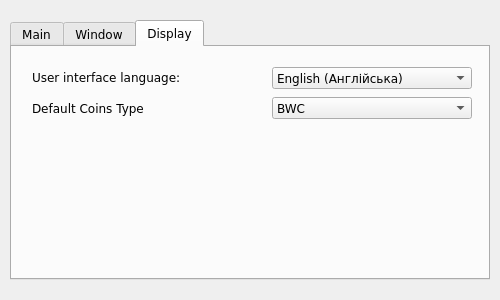
TemplateName56/Blockchain_Wallet, file client/gui/settings_form.ui: the form before one commit.
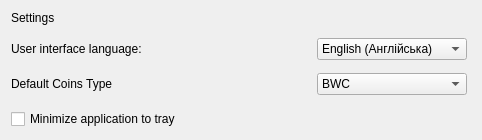
The form after the commit. The open tabs and pages were chosen to show the change.

Patch:
```diff
--- a/client/gui/settings_form.ui
+++ b/client/gui/settings_form.ui
@@ -6,8 +6,8 @@
    <rect>
     <x>0</x>
     <y>0</y>
-    <width>500</width>
-    <height>300</height>
+    <width>482</width>
+    <height>140</height>
    </rect>
   </property>
   <property name="sizePolicy">
@@ -17,92 +17,47 @@
    </sizepolicy>
   </property>
   <property name="font">
-   <font>
-    <family>Verdana</family>
-   </font>
+   <font/>
   </property>
   <property name="windowTitle">
    <string>Settings</string>
   </property>
-  <widget class="QTabWidget" name="tabWidget">
-   <property name="geometry">
-    <rect>
-     <x>10</x>
-     <y>20</y>
-     <width>480</width>
-     <height>260</height>
-    </rect>
-   </property>
-   <property name="currentIndex">
-    <number>1</number>
-   </property>
-   <widget class="QWidget" name="mainSettings">
-    <attribute name="title">
-     <string>Main</string>
-    </attribute>
-    <widget class="QLabel" name="label">
-     <property name="geometry">
-      <rect>
-       <x>20</x>
-       <y>20</y>
-       <width>281</width>
-       <height>20</height>
-      </rect>
-     </property>
+  <layout class="QVBoxLayout" name="verticalLayout">
+   <item>
+    <widget class="QLabel" name="settingsLabel">
      <property name="text">
-      <string>Default </string>
+      <string>Settings</string>
      </property>
     </widget>
-   </widget>
-   <widget class="QWidget" name="windowSettings">
-    <attribute name="title">
-     <string>Window</string>
-    </attribute>
-    <widget class="QCheckBox" name="trayCheckBox">
-     <property name="geometry">
-      <rect>
-       <x>20</x>
-       <y>20</y>
-       <width>400</width>
-       <height>20</height>
-      </rect>
-     </property>
-     <property name="text">
-      <string>Minimize application to tray</string>
-     </property>
-    </widget>
-   </widget>
-   <widget class="QWidget" name="Display">
-    <attribute name="title">
-     <string>Display</string>
-    </attribute>
+   </item>
+   <item>
+    <layout class="QFormLayout" name="formLayout">
+     <item row="0" column="0">
     <widget class="QLabel" name="languageLabel">
-     <property name="geometry">
-      <rect>
-       <x>20</x>
-       <y>20</y>
-       <width>231</width>
-       <height>20</height>
-      </rect>
-     </property>
      <property name="sizePolicy">
       <sizepolicy hsizetype="Expanding" vsizetype="Expanding">
        <horstretch>0</horstretch>
        <verstretch>0</verstretch>
       </sizepolicy>
      </property>
+       <property name="minimumSize">
+        <size>
+         <width>300</width>
+         <height>0</height>
+        </size>
+       </property>
      <property name="text">
       <string>User interface language:</string>
      </property>
     </widget>
+     </item>
+     <item row="0" column="1">
     <widget class="QComboBox" name="languagesBox">
-     <property name="geometry">
-      <rect>
-       <x>260</x>
-       <y>20</y>
-       <width>200</width>
-       <height>22</height>
-      </rect>
+       <property name="maximumSize">
+        <size>
+         <width>150</width>
+         <height>16777215</height>
+        </size>
      </property>
      <item>
       <property name="text">
@@ -120,33 +75,33 @@
       </property>
      </item>
     </widget>
+     </item>
+     <item row="1" column="0">
     <widget class="QLabel" name="coinsTypeLabel">
-     <property name="geometry">
-      <rect>
-       <x>20</x>
-       <y>51</y>
-       <width>231</width>
-       <height>20</height>
-      </rect>
-     </property>
      <property name="sizePolicy">
       <sizepolicy hsizetype="Expanding" vsizetype="Expanding">
        <horstretch>0</horstretch>
        <verstretch>0</verstretch>
       </sizepolicy>
      </property>
+       <property name="minimumSize">
+        <size>
+         <width>300</width>
+         <height>0</height>
+        </size>
+       </property>
      <property name="text">
       <string>Default Coins Type</string>
      </property>
     </widget>
+     </item>
+     <item row="1" column="1">
     <widget class="QComboBox" name="defaultCoinsTypeCB">
-     <property name="geometry">
-      <rect>
-       <x>260</x>
-       <y>50</y>
-       <width>200</width>
-       <height>22</height>
-      </rect>
+       <property name="maximumSize">
+        <size>
+         <width>150</width>
+         <height>16777215</height>
+        </size>
      </property>
      <item>
       <property name="text">
@@ -164,8 +119,17 @@
       </property>
      </item>
     </widget>
-   </widget>
-  </widget>
+     </item>
+    </layout>
+   </item>
+   <item>
+    <widget class="QCheckBox" name="trayCheckBox">
+     <property name="text">
+      <string>Minimize application to tray</string>
+     </property>
+    </widget>
+   </item>
+  </layout>
  </widget>
  <resources/>
  <connections/>
```
Lines whose indentation alone changed are shown as unchanged.
